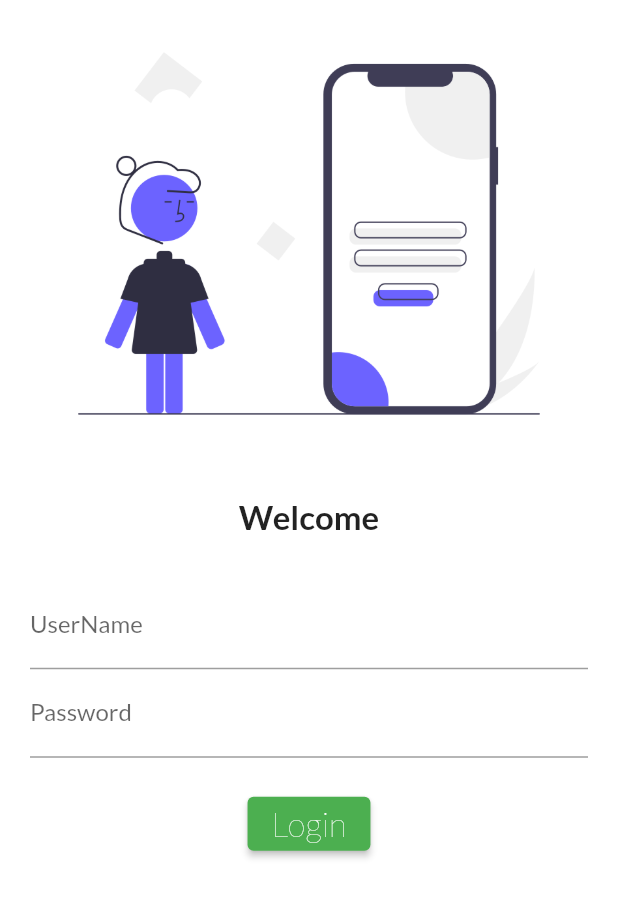
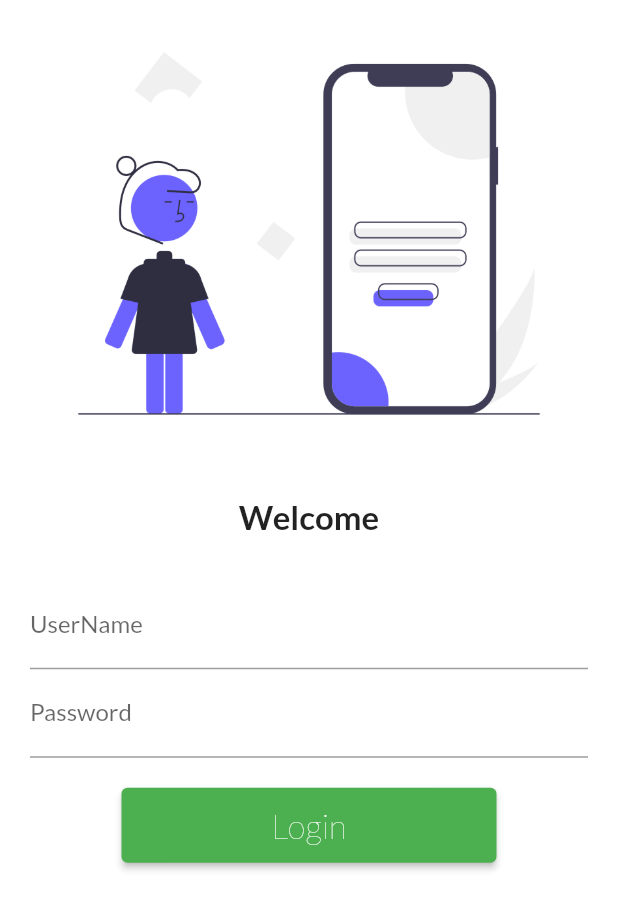
Before and after one commit to sanz777/FlutterDemo1, a Flutter app: the screen it shows after launch, on a phone screen of 412 x 824 dp. Shown: the top 910 px of the screen. Run offline on Flutter 3.47's test engine with Material 2 defaults, Android fonts, the phone set to English and light mode, and no system bars; our stand-ins replace google_fonts.

```diff
--- a/lib/main.dart
+++ b/lib/main.dart
@@ -1,5 +1,6 @@
 import 'package:demo2/pages/home_page.dart';
 import 'package:demo2/pages/login_page.dart';
+import 'package:demo2/routes.dart';
 import 'package:flutter/material.dart';
 import 'package:google_fonts/google_fonts.dart';
 
@@ -13,6 +14,7 @@ class MyApp extends StatelessWidget {
   @override
   Widget build(BuildContext context) {
     return MaterialApp(
+      debugShowCheckedModeBanner: false,
       // home: HomePage(),
       theme: ThemeData(
         primarySwatch: Colors.green,
@@ -21,8 +23,8 @@ class MyApp extends StatelessWidget {
       themeMode: ThemeMode.light,
       initialRoute: "/login",
       routes: {
-        "/": (context) => HomePage(),
-        "/login": (context) => LoginPage(),
+        MyRoutes.homeRoute: (context) => HomePage(),
+        MyRoutes.loginRoute: (context) => LoginPage(),
       },
     );
   }
--- a/lib/pages/login_page.dart
+++ b/lib/pages/login_page.dart
@@ -1,3 +1,4 @@
+import 'package:demo2/routes.dart';
 import 'package:flutter/material.dart';
 
 class LoginPage extends StatelessWidget {
@@ -7,6 +8,7 @@ class LoginPage extends StatelessWidget {
   Widget build(BuildContext context) {
     return Material(
       color: Colors.white,
+      child: SingleChildScrollView(
         child: Column(
           children: <Widget>[
             Image.asset("assets/images/login_image.png"),
@@ -31,6 +33,7 @@ class LoginPage extends StatelessWidget {
                     ),
                   ),
                   TextFormField(
+                    obscureText: true,
                     decoration: const InputDecoration(
                       hintText: "Enter Password",
                       labelText: "Password",
@@ -38,10 +41,16 @@ class LoginPage extends StatelessWidget {
                   ),
                   const SizedBox(height: 20.0),
                   ElevatedButton(
-                  onPressed: () {},
+                    onPressed: () {
+                      Navigator.pushNamed(context, MyRoutes.homeRoute);
+                    },
                     child: const Text(
                       "Login",
-                    style: TextStyle(fontSize: 22, fontWeight: FontWeight.w200),
+                      style:
+                          TextStyle(fontSize: 22, fontWeight: FontWeight.w200),
+                    ),
+                    style: TextButton.styleFrom(
+                      minimumSize: Size(250, 50),
                     ),
                   )
                 ],
@@ -49,6 +58,7 @@ class LoginPage extends StatelessWidget {
             ),
           ],
         ),
+      ),
     );
   }
 }
--- /dev/null
+++ b/lib/routes.dart
@@ -0,0 +1,4 @@
+class MyRoutes {
+  static String loginRoute = "/login";
+  static String homeRoute = "/home";
+}
```
Lines whose indentation alone changed are shown as unchanged.
